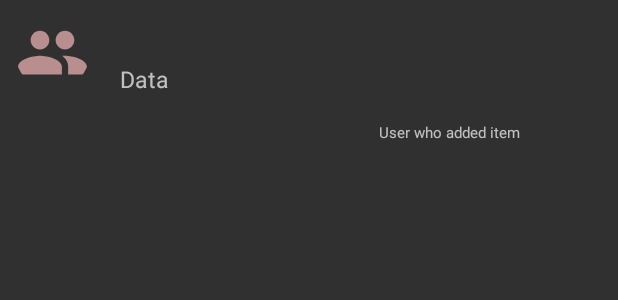
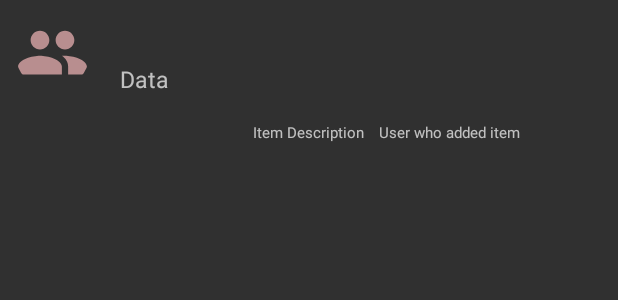
Before and after one commit to vpranathy/BusyBeeShopper, an Android app: the layout list_items.xml on its own in the app's theme, with its tools: preview values and no code run, on a phone screen of 412 x 824 dp. Shown: the top 300 px of the screen. Run offline under Robolectric (Android 15) with nearby library versions, the phone set to English and light mode, and no system bars.

Commit message:
Added item description

```diff
--- a/app/src/main/res/layout/list_items.xml
+++ b/app/src/main/res/layout/list_items.xml
@@ -34,5 +34,15 @@
         android:hint="User who added item"
         android:textSize="10sp" />
 
+    <TextView
+        android:id="@+id/itemDescription"
+        android:layout_width="wrap_content"
+        android:layout_height="wrap_content"
+        android:layout_below="@+id/individualItem"
+        android:layout_centerHorizontal="true"
+        android:layout_marginTop="50dp"
+        android:hint="Item Description"
+        android:textSize="10sp"/>
+
 
 </RelativeLayout>
```
Also changed, not shown: app/src/main/java/com/example/mobileapp/busybeeshopper/MainActivity.java (+7 -2 lines), app/src/main/java/com/example/mobileapp/busybeeshopper/RecyclerViewAdapter.java (+12 -3 lines).
